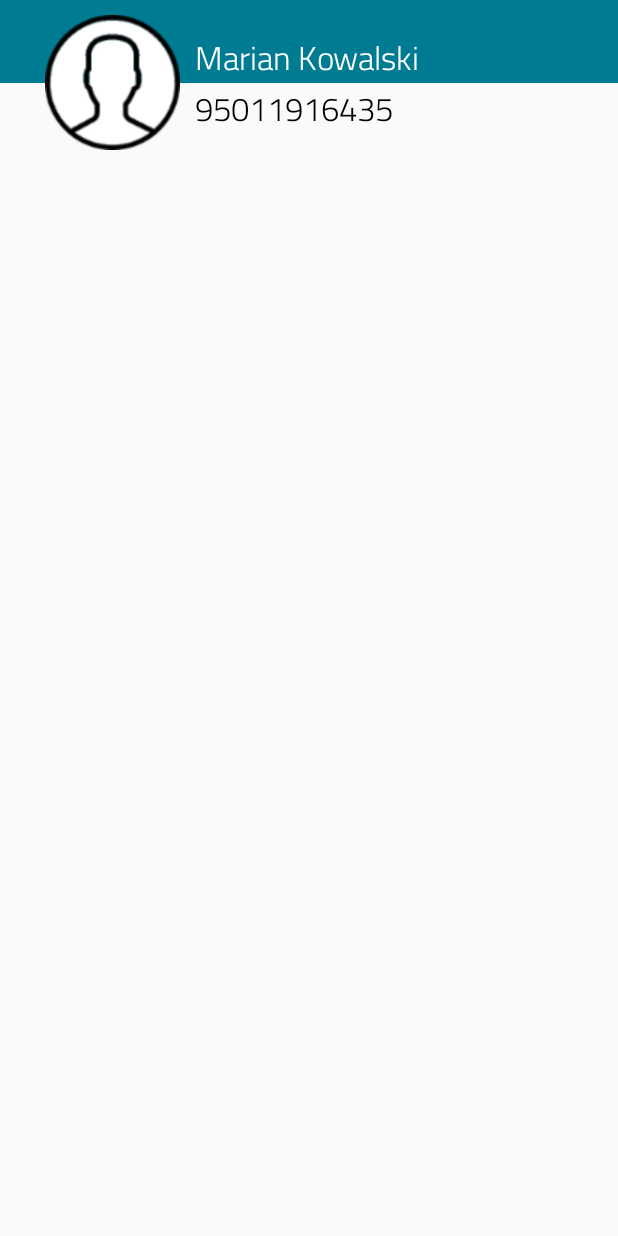
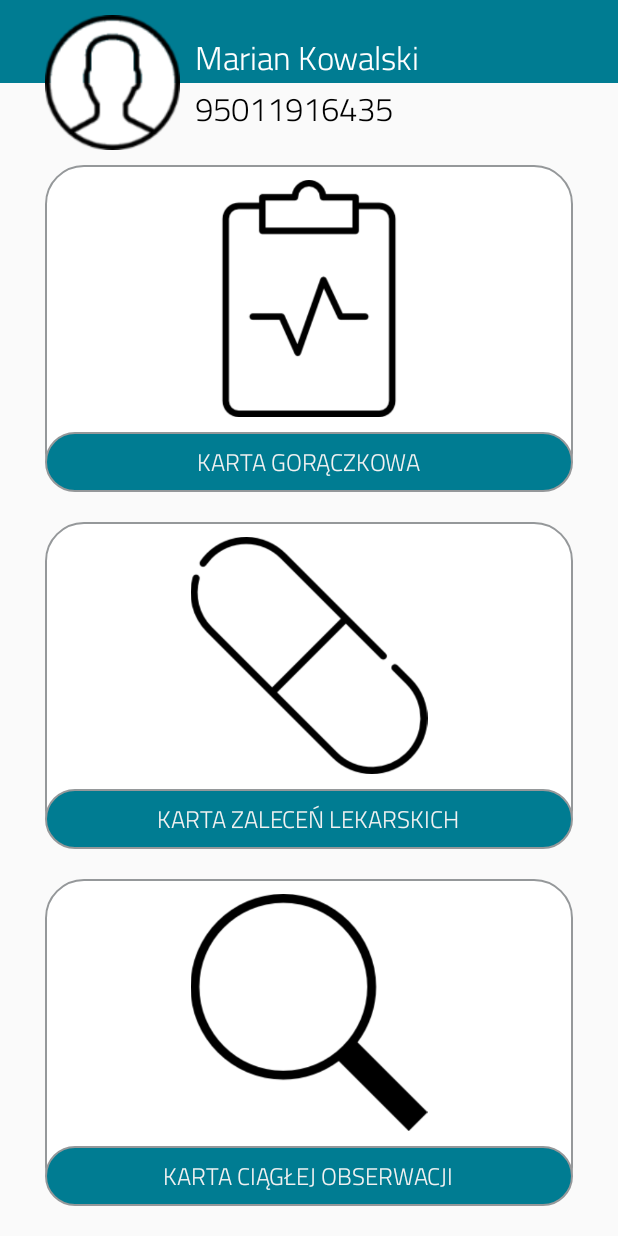
Before and after one commit to bardss/PatientCARD, an Android app: the layout activity_demographic.xml on its own in the app's theme, with its tools: preview values and no code run, on a phone screen of 412 x 824 dp. Run offline under Robolectric (Android 15) with nearby library versions, the phone set to English and light mode, and no system bars.

Commit message:
demographic activity done

```diff
--- /dev/null
+++ b/app/src/main/res/drawable/rounded_frame_white_with_grey_border.xml
@@ -0,0 +1,7 @@
+<?xml version="1.0" encoding="UTF-8"?>
+<shape xmlns:android="http://schemas.android.com/apk/res/android">
+    <solid android:color="@android:color/white"/>
+    <stroke android:width="1dip" android:color="@color/colorPrimaryDark" />
+    <corners android:radius="25dip"/>
+    <padding android:left="0dip" android:top="0dip" android:right="0dip" android:bottom="0dip" />
+</shape>
--- a/app/src/main/res/layout/activity_demographic.xml
+++ b/app/src/main/res/layout/activity_demographic.xml
@@ -1,9 +1,10 @@
 <?xml version="1.0" encoding="utf-8"?>
-<RelativeLayout xmlns:android="http://schemas.android.com/apk/res/android"
+<LinearLayout xmlns:android="http://schemas.android.com/apk/res/android"
     xmlns:app="http://schemas.android.com/apk/res-auto"
     xmlns:tools="http://schemas.android.com/tools"
     android:layout_width="match_parent"
     android:layout_height="match_parent"
+    android:orientation="vertical"
     tools:context="com.example.jakubaniola.patientcard.qrreader.QRReaderActivity">
 
     <RelativeLayout
@@ -20,30 +21,150 @@
             android:id="@+id/patient_avatar_image_view"
             android:layout_width="90dp"
             android:layout_height="90dp"
-            android:src="@drawable/patient_avatar"
             android:layout_centerVertical="true"
-            android:layout_marginStart="30dp"/>
+            android:layout_marginStart="30dp"
+            android:src="@drawable/patient_avatar" />
 
         <com.example.jakubaniola.patientcard.customviews.TitilliumLightTextView
             android:layout_width="wrap_content"
             android:layout_height="wrap_content"
+            android:layout_alignBottom="@id/top_accent_view"
+            android:layout_marginStart="10dp"
+            android:layout_toEndOf="@id/patient_avatar_image_view"
             android:text="@string/name_placeholder"
             android:textColor="@android:color/white"
-            android:textSize="22sp"
-            android:layout_alignBottom="@id/top_accent_view"
-            android:layout_toEndOf="@id/patient_avatar_image_view"
-            android:layout_marginStart="10dp"/>
+            android:textSize="22sp" />
 
         <com.example.jakubaniola.patientcard.customviews.TitilliumLightTextView
             android:layout_width="wrap_content"
             android:layout_height="wrap_content"
+            android:layout_below="@id/top_accent_view"
+            android:layout_marginStart="10dp"
+            android:layout_toEndOf="@id/patient_avatar_image_view"
             android:text="@string/pesel_placeholder"
             android:textColor="@android:color/black"
-            android:textSize="22sp"
-            android:layout_below="@id/top_accent_view"
-            android:layout_toEndOf="@id/patient_avatar_image_view"
-            android:layout_marginStart="10dp"/>
+            android:textSize="22sp" />
 
     </RelativeLayout>
 
-</RelativeLayout>
+    <LinearLayout
+        android:layout_width="match_parent"
+        android:layout_height="match_parent"
+        android:layout_marginEnd="30dp"
+        android:layout_marginStart="30dp"
+        android:orientation="vertical">
+
+        <RelativeLayout
+            android:layout_width="match_parent"
+            android:layout_height="0dp"
+            android:layout_marginBottom="20dp"
+            android:layout_weight="1"
+            android:background="@drawable/rounded_frame_white_with_grey_border"
+            android:clickable="true"
+            android:focusable="true"
+            android:foreground="?android:attr/selectableItemBackground">
+
+            <ImageView
+                android:layout_width="match_parent"
+                android:layout_height="match_parent"
+                android:layout_above="@id/fever_card_frame_layout"
+                android:layout_marginBottom="10dp"
+                android:layout_marginTop="10dp"
+                android:src="@drawable/fever_icon" />
+
+            <FrameLayout
+                android:id="@+id/fever_card_frame_layout"
+                android:layout_width="match_parent"
+                android:layout_height="40dp"
+                android:layout_alignParentBottom="true"
+                android:background="@drawable/rounded_frame_accent_with_grey_border">
+
+                <com.example.jakubaniola.patientcard.customviews.TitilliumLightTextView
+                    android:layout_width="wrap_content"
+                    android:layout_height="wrap_content"
+                    android:layout_gravity="center"
+                    android:text="@string/fever_card"
+                    android:textColor="@color/colorPrimary"
+                    android:textSize="16sp" />
+
+            </FrameLayout>
+
+        </RelativeLayout>
+
+        <RelativeLayout
+            android:layout_width="match_parent"
+            android:layout_height="0dp"
+            android:layout_marginBottom="20dp"
+            android:layout_weight="1"
+            android:background="@drawable/rounded_frame_white_with_grey_border"
+            android:clickable="true"
+            android:focusable="true"
+            android:foreground="?android:attr/selectableItemBackground">
+
+            <ImageView
+                android:layout_width="match_parent"
+                android:layout_height="match_parent"
+                android:layout_above="@id/order_card_frame_layout"
+                android:layout_marginBottom="10dp"
+                android:layout_marginTop="10dp"
+                android:src="@drawable/medical_orders_icon" />
+
+            <FrameLayout
+                android:id="@+id/order_card_frame_layout"
+                android:layout_width="match_parent"
+                android:layout_height="40dp"
+                android:layout_alignParentBottom="true"
+                android:background="@drawable/rounded_frame_accent_with_grey_border">
+
+                <com.example.jakubaniola.patientcard.customviews.TitilliumLightTextView
+                    android:layout_width="wrap_content"
+                    android:layout_height="wrap_content"
+                    android:layout_gravity="center"
+                    android:text="@string/medical_order_card"
+                    android:textColor="@color/colorPrimary"
+                    android:textSize="16sp" />
+
+            </FrameLayout>
+
+        </RelativeLayout>
+
+        <RelativeLayout
+            android:layout_width="match_parent"
+            android:layout_height="0dp"
+            android:layout_marginBottom="20dp"
+            android:layout_weight="1"
+            android:background="@drawable/rounded_frame_white_with_grey_border"
+            android:clickable="true"
+            android:focusable="true"
+            android:foreground="?android:attr/selectableItemBackground">
+
+            <ImageView
+                android:layout_width="match_parent"
+                android:layout_height="match_parent"
+                android:layout_above="@id/observation_card_frame_layout"
+                android:layout_marginBottom="10dp"
+                android:layout_marginTop="10dp"
+                android:src="@drawable/medical_observation_icon" />
+
+            <FrameLayout
+                android:id="@+id/observation_card_frame_layout"
+                android:layout_width="match_parent"
+                android:layout_height="40dp"
+                android:layout_alignParentBottom="true"
+                android:background="@drawable/rounded_frame_accent_with_grey_border">
+
+                <com.example.jakubaniola.patientcard.customviews.TitilliumLightTextView
+                    android:layout_width="wrap_content"
+                    android:layout_height="wrap_content"
+                    android:layout_gravity="center"
+                    android:text="@string/medical_observation_card"
+                    android:textColor="@color/colorPrimary"
+                    android:textSize="16sp" />
+
+            </FrameLayout>
+
+        </RelativeLayout>
+
+    </LinearLayout>
+
+</LinearLayout>
--- a/app/src/main/res/values/strings.xml
+++ b/app/src/main/res/values/strings.xml
@@ -8,4 +8,7 @@
     <string name="scan_patient_qr_code">Zeskanuj QR kod pacjenta</string>
     <string name="name_placeholder">Marian Kowalski</string>
     <string name="pesel_placeholder">95011916435</string>
+    <string name="fever_card">KARTA GORĄCZKOWA</string>
+    <string name="medical_order_card">KARTA ZALECEŃ LEKARSKICH</string>
+    <string name="medical_observation_card">KARTA CIĄGŁEJ OBSERWACJI</string>
 </resources>
```
Also changed, not shown: app/src/main/res/drawable/fever_icon.png (added), app/src/main/res/drawable/medical_observation_icon.png (added), app/src/main/res/drawable/medical_orders_icon.png (added).
